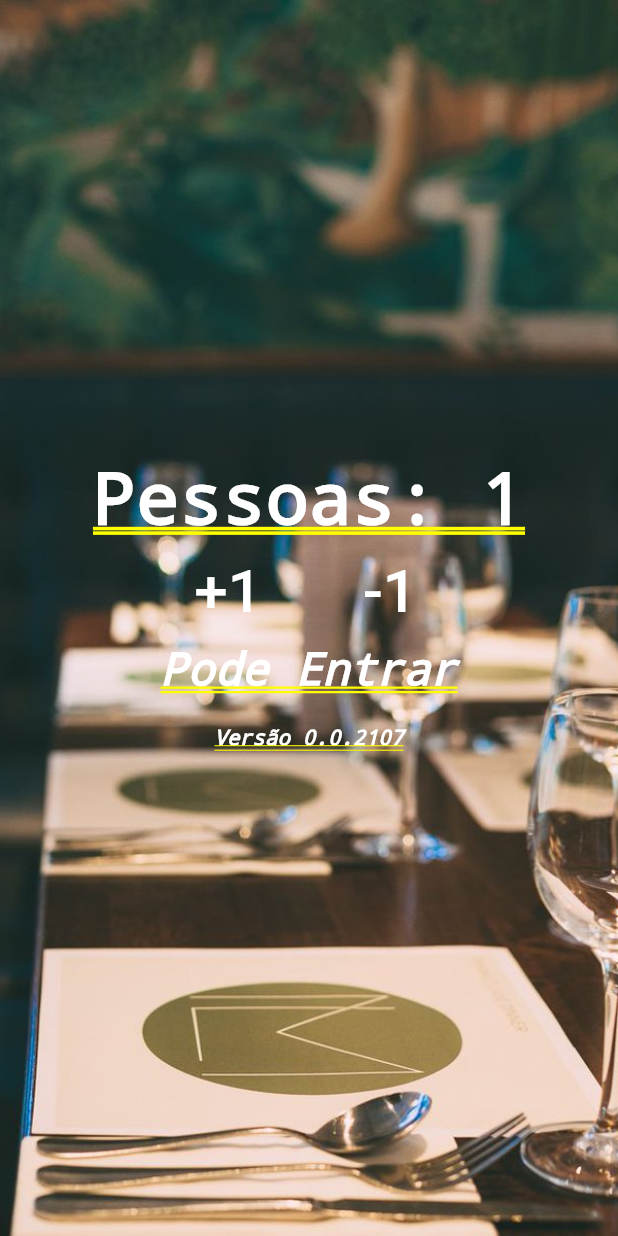
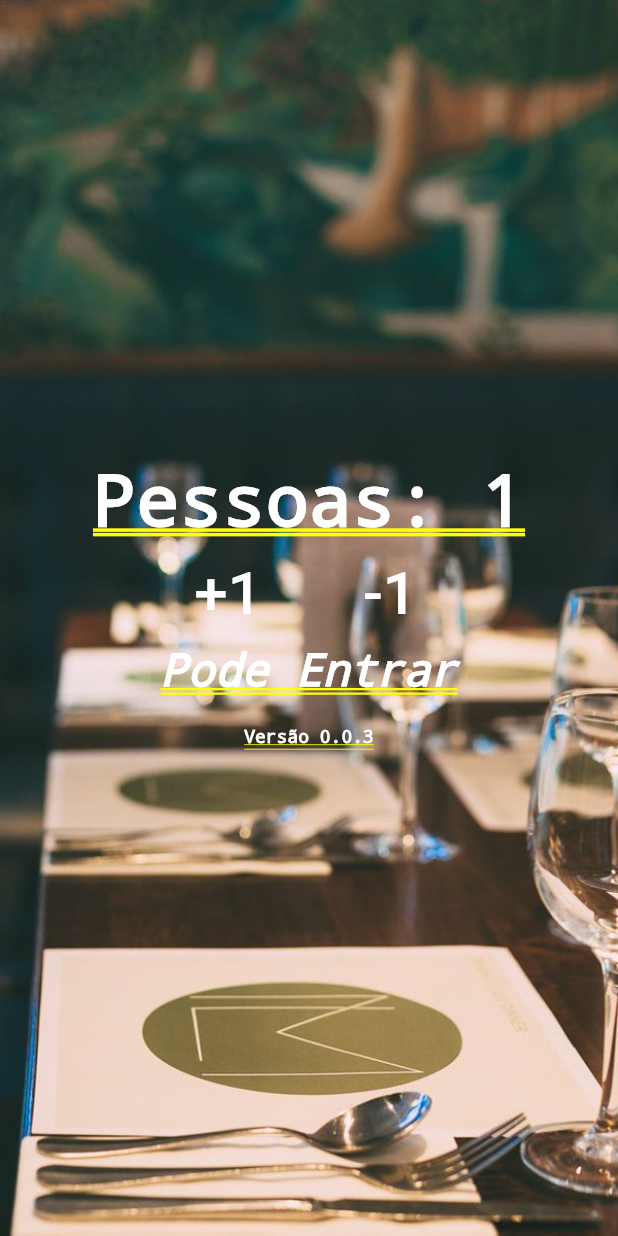
Before and after one commit to Mckall/contador_de_pessoas, a Flutter app: the screen it shows after launch, after a tap on "+1", on a phone screen of 412 x 824 dp. Run offline on Flutter 3.47's test engine with Material 2 defaults, Android fonts, the phone set to English and light mode, and no system bars; our stand-ins replace package_info.

Commit message:
Add files via upload

```diff
--- a/lib/main.dart
+++ b/lib/main.dart
@@ -1,10 +1,18 @@
 import 'package:flutter/material.dart';
+import 'package:package_info/package_info.dart';
 
 void main() {
   runApp(MaterialApp(
       //MaterialApp é para chamar o Material Design
       title: "Contador de Pessoas",
       home: Home()));
+}
+
+Future<String> getVersionNumber() async {
+  final PackageInfo packageInfo = await PackageInfo.fromPlatform();
+  final String version = packageInfo.version;
+  final String versionApp = 'Versão $version';
+  return versionApp;
 }
 
 class Home extends StatefulWidget {
@@ -81,9 +89,13 @@ class _HomeState extends State<Home> {
             ),
             Padding(
               padding: EdgeInsets.all(20.0),
-              child: Text(
-                  'Versão 0.0.2107',
-                style: TextStyle(color: Colors.white, fontStyle: FontStyle.italic, fontSize: 14.0),
+              child: FutureBuilder(
+                future: getVersionNumber(),
+                builder: (BuildContext context, AsyncSnapshot<String> snapshot) => Text(
+                  snapshot.hasData ? snapshot.data : 'Abrindo...',
+                  style: const TextStyle(color: Colors.white, fontSize: 12.0),
+                  textAlign: TextAlign.center,
+                ),
               ),
             ),
           ],
```
